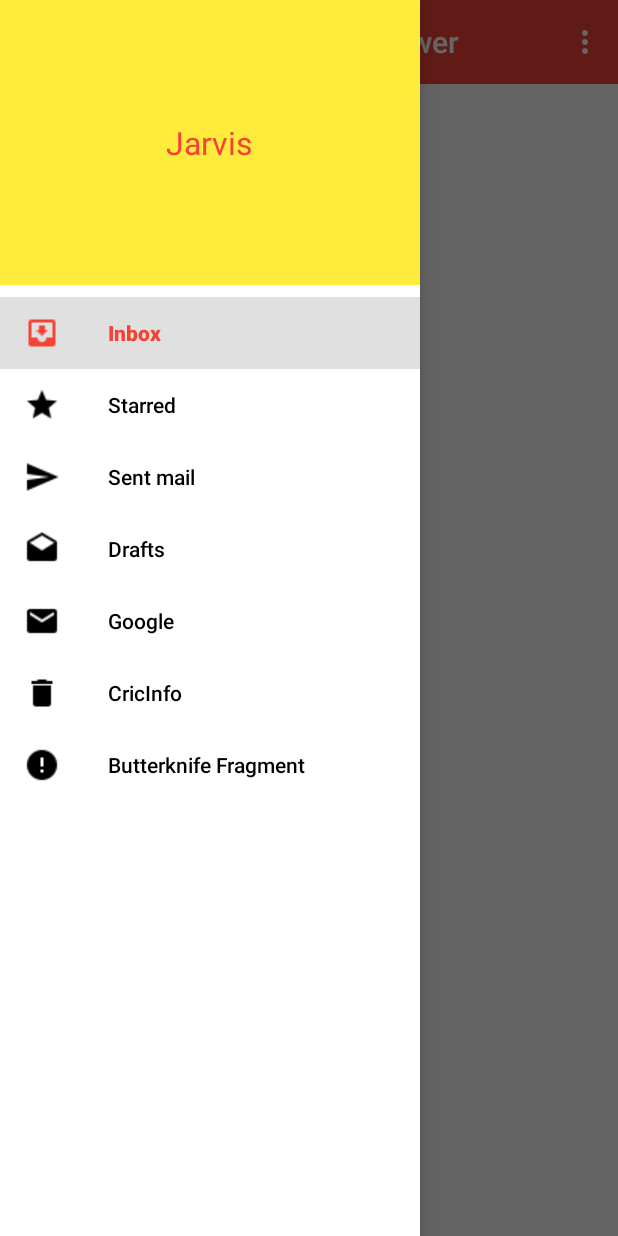
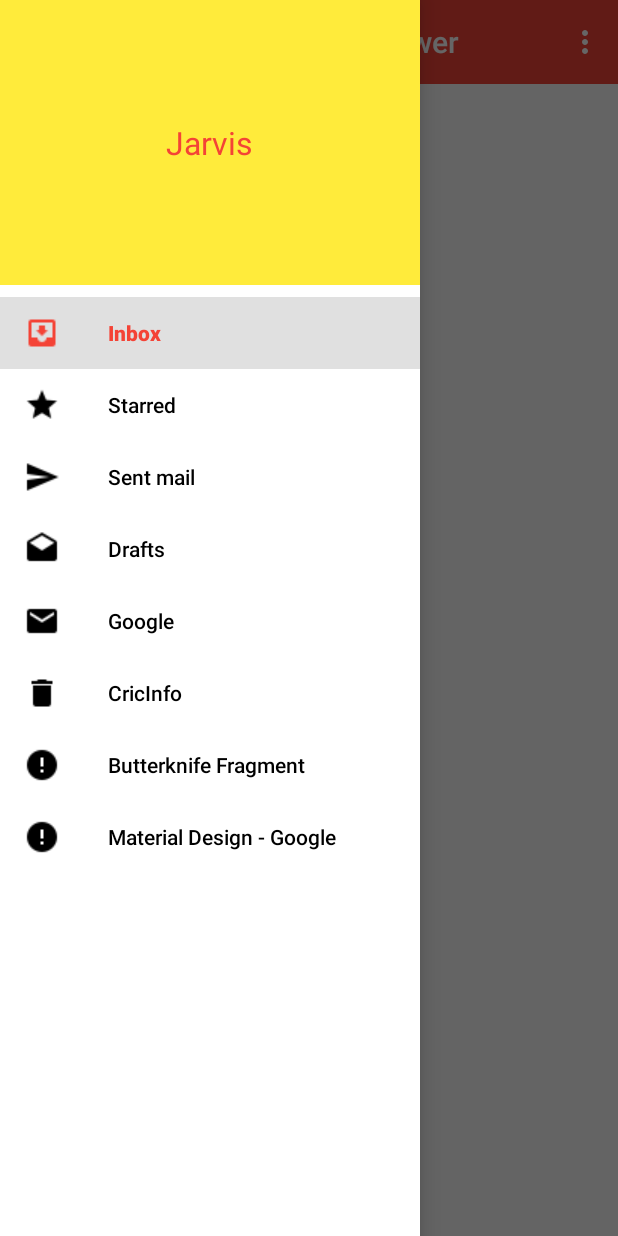
Before and after one commit to droid-lover/NavigationDrawer, an Android app: the screen it shows after launch (MainActivity), with the side drawer open, on a phone screen of 412 x 824 dp. Run offline under Robolectric (Android 15) with nearby library versions, the phone set to English and light mode, and no system bars; our stand-ins replace ButterKnife.

```diff
--- a/app/src/main/res/menu/drawer.xml
+++ b/app/src/main/res/menu/drawer.xml
@@ -50,5 +50,11 @@
             android:icon="@drawable/ic_error_black"
             android:title="@string/butterknife_string" />
 
+        <item
+            android:id="@+id/footerItem"
+            android:checked="false"
+            android:fontFamily="san-serif"
+            android:icon="@drawable/ic_error_black"
+            android:title="@string/footerItem_string" />
     </group>
 </menu>
--- a/app/src/main/res/values/strings.xml
+++ b/app/src/main/res/values/strings.xml
@@ -11,6 +11,7 @@
     <string name="cricinfo_string">CricInfo</string>
     <string name="google_string">Google</string>
     <string name="butterknife_string">Butterknife Fragment</string>
+    <string name="footerItem_string">Material Design - Google</string>
     <string name="closeDrawer">Navigation View</string>
     <string name="openDrawer">Navigation View Closed</string>
 
```
Also changed, not shown: app/src/main/java/example/com/materialnavigationdrawer/activities/MainActivity.java (+12 -12 lines), app/src/main/java/example/com/materialnavigationdrawer/fragments/MaterialDesignGoogleFragment.java (added, +43 -0 lines), app/src/main/res/layout/fragment_material_design_google.xml (added, +17 -0 lines), 190 other files.
